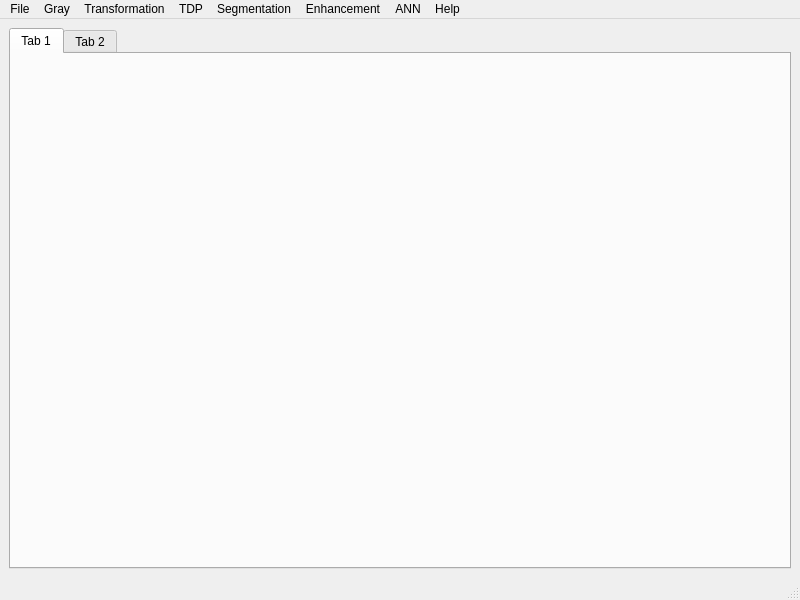
This is src/ImageProcessingSystem/mainwindow.ui in tadecather/ImageProcessingSystem as Qt 5 draws it before an edit. The edited form follows.
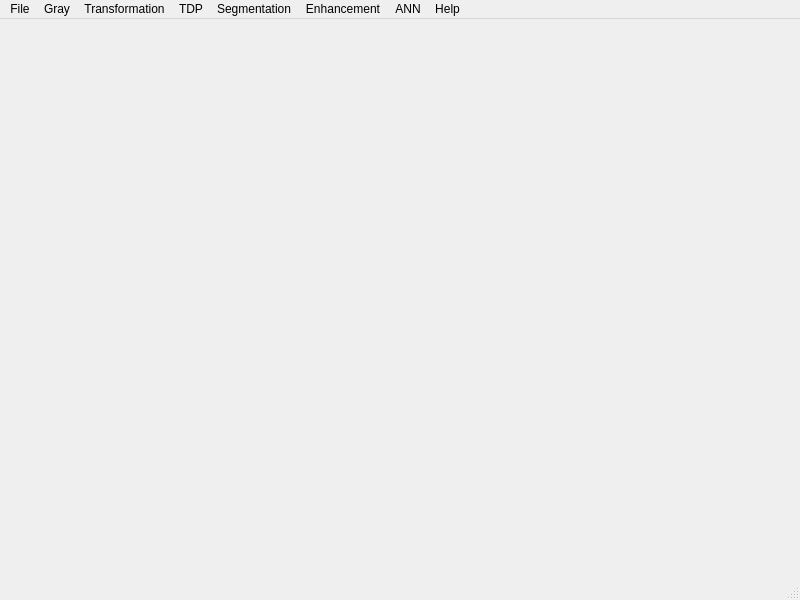
This is the edited form.

The edit to the form file:
```diff
--- a/src/ImageProcessingSystem/mainwindow.ui
+++ b/src/ImageProcessingSystem/mainwindow.ui
@@ -14,25 +14,7 @@
    <string>MainWindow</string>
   </property>
   <widget class="QWidget" name="centralwidget">
-   <layout class="QVBoxLayout" name="verticalLayout">
-    <item>
-     <widget class="QTabWidget" name="tabWidget">
-      <property name="currentIndex">
-       <number>0</number>
-      </property>
-      <widget class="QWidget" name="tab">
-       <attribute name="title">
-        <string>Tab 1</string>
-       </attribute>
-      </widget>
-      <widget class="QWidget" name="tab_2">
-       <attribute name="title">
-        <string>Tab 2</string>
-       </attribute>
-      </widget>
-     </widget>
-    </item>
-   </layout>
+   <layout class="QVBoxLayout" name="verticalLayout"/>
   </widget>
   <widget class="QMenuBar" name="menubar">
    <property name="geometry">
```
